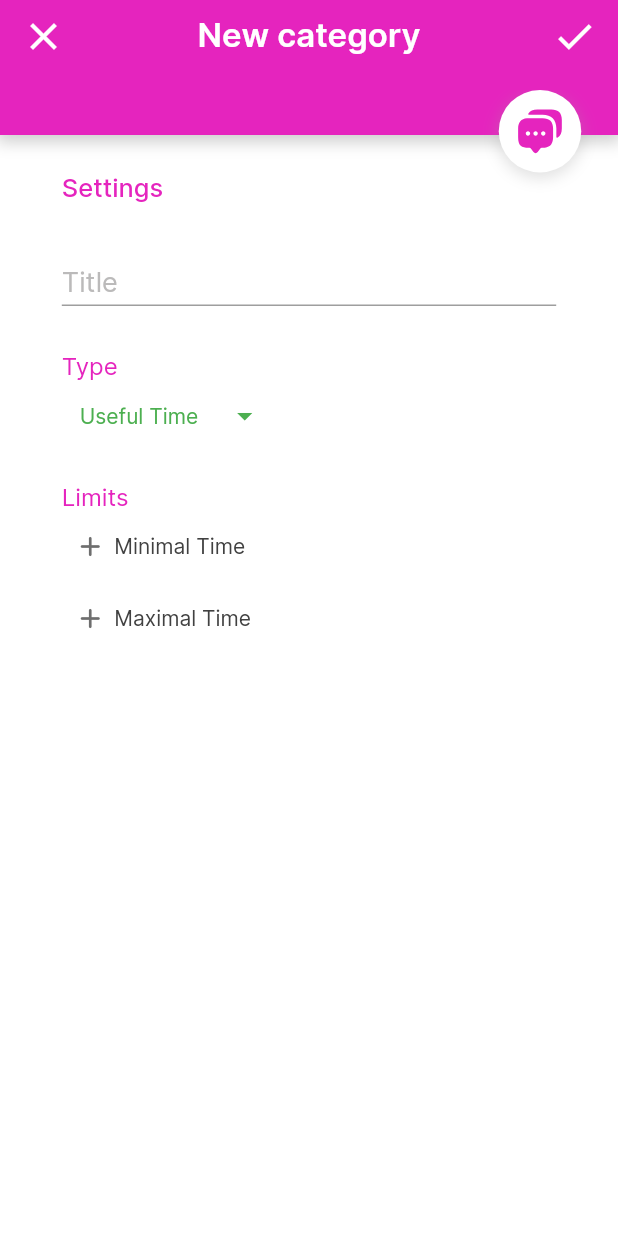
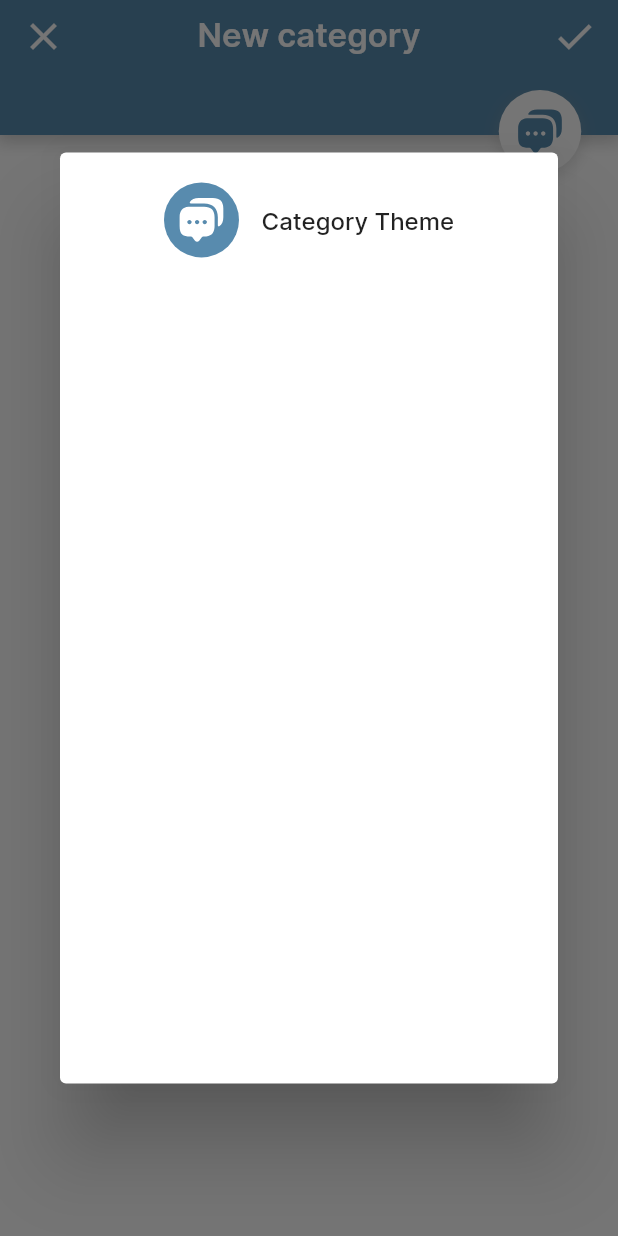
Before and after one commit to CptTapochek/TimeSaver, a Flutter app: the NewCategory screen opened directly, after a tap on an icon or button, on a phone screen of 412 x 824 dp. Run offline on Flutter 3.47's test engine with Material 2 defaults, Android fonts, the phone set to English and light mode, and no system bars; our stand-ins replace carousel_slider, flutter_svg, syncfusion_flutter_charts.

Commit message:
new category -> create modal for choose icon and color/change color system

```diff
--- /dev/null
+++ b/lib/Data/iconsColors.dart
@@ -0,0 +1,130 @@
+import 'dart:math';
+import 'package:flutter/material.dart';
+
+getRandomColor(){
+  dynamic colorArray;
+  Color pallet = const Color(0xff000000);
+  String color = "";
+
+  List colors = [
+    /* Red */
+    [
+      const Color(0xffD21F3C), const Color(0xffCA3433), const Color(0xffBF0A30), const Color(0xffFF2800),
+      const Color(0xff420D09), const Color(0xffB80F0A), const Color(0xff5E1914), const Color(0xff8D021F),
+      const Color(0xff933A16), const Color(0xffB7365B), const Color(0xffFF0901), const Color(0xff7D181C),
+      const Color(0xffEC3B55), const Color(0xffA35954), const Color(0xff810002), const Color(0xffB32124),
+      const Color(0xffE20F5D), const Color(0xffC41709), const Color(0xffCF5B5D), const Color(0xffF77D74),
+      const Color(0xffEE3024),
+    ],
+    /* Orange */
+    [
+      const Color(0xffFC6600), const Color(0xffF9812A), const Color(0xff8B4000), const Color(0xffF9A602),
+      const Color(0xffFD6A02), const Color(0xff883000), const Color(0xffEB9605), const Color(0xff793802),
+      const Color(0xffFF7417), const Color(0xff964000), const Color(0xffEF7215), const Color(0xffFDA50F),
+      const Color(0xffCC7722), const Color(0xffFFBF00), const Color(0xffEF820D), const Color(0xff813F0B),
+      const Color(0xffB1560F), const Color(0xffB3672B), const Color(0xffCB5C0D), const Color(0xffD7722C),
+      const Color(0xffF05E23), const Color(0xffF79862)
+    ],
+    /* Yellow */
+    [
+      const Color(0xffF8DE7E), const Color(0xffFADA5E), const Color(0xffF9A602), const Color(0xffFFD300),
+      const Color(0xffD2B55B), const Color(0xffC3B091), const Color(0xffDAA520), const Color(0xffFCF4A3),
+      const Color(0xffFCD12A), const Color(0xffFFC30B), const Color(0xffC49102), const Color(0xffFCE205),
+      const Color(0xffFDA50F), const Color(0xffCC7722), const Color(0xffFFBF00), const Color(0xffEEDC82),
+      const Color(0xffFFE5B4), const Color(0xffEFFD5F), const Color(0xffF8E473), const Color(0xffFEDC56),
+      const Color(0xffFFDDAF), const Color(0xffCEB180),
+    ],
+    /* Green */
+    [
+      const Color(0xff0B6623), const Color(0xff9DC183), const Color(0xff708238), const Color(0xffC6E945),
+      const Color(0xff3E704C), const Color(0xff00A86B), const Color(0xff8E9678), const Color(0xff4F7942),
+      const Color(0xff29AB87), const Color(0xffA9B99C), const Color(0xff89995A), const Color(0xff97FB97),
+      const Color(0xff01796F), const Color(0xffD0F0BF), const Color(0xff00A572), const Color(0xff4B5320),
+      const Color(0xff4FC777), const Color(0xff4BBA16), const Color(0xff39FF14), const Color(0xff444B37),
+      const Color(0xff043927), const Color(0xff679167), const Color(0xff50C778), const Color(0xff2E8B57)
+    ],
+    /* Blue */
+    [
+      const Color(0xff3FE0D0), const Color(0xffB0DFE5), const Color(0xff95C8D8), const Color(0xff7EF9FF),
+      const Color(0xff588BAE), const Color(0xff89CFF0), const Color(0xff81D8D0), const Color(0xff4682B4),
+      const Color(0xff57A0D3), const Color(0xff4F97A3), const Color(0xff7285A5), const Color(0xff73C2FB),
+      const Color(0xff008081), const Color(0xff4C516D), const Color(0xff6593F5), const Color(0xff008ECC),
+      const Color(0xff0F52BA), const Color(0xff0080FF), const Color(0xff1034A6), const Color(0xff0E4D92),
+      const Color(0xff000080), const Color(0xff003152), const Color(0xff1D2951), const Color(0xff111E6C)
+    ],
+    /* Pink */
+    [
+      const Color(0xffFDAB9F), const Color(0xffFE7F9C), const Color(0xffDF5286), const Color(0xffF5C3C2),
+      const Color(0xffFE5BAC), const Color(0xffFF69B4), const Color(0xffF987C5), const Color(0xffF19CBB),
+      const Color(0xffFF66CC), const Color(0xffFF66CC), const Color(0xffFB607F), const Color(0xffFCA3B7),
+      const Color(0xffFFA6C9), const Color(0xffDE6FA1), const Color(0xffFDB9C8), const Color(0xffDE3163),
+      const Color(0xffFF6FFF), const Color(0xffEC5578), const Color(0xffF64A8A), const Color(0xffF81894),
+      const Color(0xffFF00FF), const Color(0xffFC0FC0)
+    ],
+    /* Purple */
+    [
+      const Color(0xffb48af7), const Color(0xff8c65d3), const Color(0xffb394e8), const Color(0xff6c35a0),
+      const Color(0xffb496f2), const Color(0xff974bf4), const Color(0xff9048b5), const Color(0xffb282e0),
+      const Color(0xff7418a3), const Color(0xffE0B1FF), const Color(0xffDA72D6), const Color(0xff68053E),
+      const Color(0xff760371), const Color(0xff63366D), const Color(0xff730397), const Color(0xffCDADDB),
+      const Color(0xff63366D), const Color(0xff9669E0), const Color(0xff9270CB), const Color(0xff887DAF),
+    ],
+    /* Grey */
+    [
+      const Color(0xff262626), const Color(0xff666666), const Color(0xff5e5e5e), const Color(0xffB5B5B7),
+      const Color(0xff1e1e18), const Color(0xff545454), const Color(0xffa8a8a8), const Color(0xff6E7884),
+      const Color(0xff636363), const Color(0xff939393), const Color(0xff525252), const Color(0xff323234)
+    ],
+  ];
+
+  int randomColorIndex = Random().nextInt(colors.length);
+  for(var idx = 0; idx < colors.length; idx++){
+    if(idx == randomColorIndex){
+      colorArray = colors[idx];
+      switch (idx){
+        case 0: color = "red"; break;
+        case 1: color = "orange"; break;
+        case 2: color = "yellow"; break;
+        case 3: color = "green"; break;
+        case 4: color = "blue"; break;
+        case 5: color = "pink"; break;
+        case 6: color = "purple"; break;
+        case 7: color = "grey"; break;
+      }
+      int randomPaletteIndex = Random().nextInt(colorArray.length);
+      for(var jdx = 0; jdx < colorArray.length; jdx++){
+        if(jdx == randomPaletteIndex){
+          pallet = colorArray[jdx];
+        }
+      }
+    }
+  }
+
+  var colorData = {
+    "pallet": pallet,
+    "color": color,
+  };
+
+  return colorData;
+}
+
+
+getRandomIcons(){
+  String icon = "";
+
+  List icons = [
+    "airdrop", "airplane", "bag", "bag-2", "book", "book-saved", "book-square", "box", "briefcase", "brush", "calculator",
+    "car", "cloud-connection", "code", "code-circle", "coin", "driving", "game", "gameboy", "gift", "glass", "global-search",
+    "headphone", "heart", "lamp", "lovely", "map", "message-programming", "messages", "messages-2", "messenger", "microscope",
+    "monitor", "moon", "mouse", "note-2", "people", "profile-2user", "shapes", "ship", "shop", "speaker", "teacher", "timer",
+    "usd-coin-(usdc)", "weight", "youtube", "zoom"
+  ];
+
+  int randomIndex = Random().nextInt(icons.length);
+  for(var idx = 0; idx < icons.length; idx++){
+    if(idx == randomIndex){
+      icon = icons[idx];
+    }
+  }
+  return icon;
+}
--- /dev/null
+++ b/lib/screens/NewCategory/Modals/chooseIconColor.dart
@@ -0,0 +1,81 @@
+import 'package:flutter/material.dart';
+import 'package:flutter_svg/flutter_svg.dart';
+
+
+class ChooseIconColor extends StatefulWidget{
+  const ChooseIconColor(BuildContext context, {Key? key ,this.colorData, this.mainIcon}) : super(key: key);
+  final dynamic colorData;
+  final dynamic mainIcon;
+
+  @override
+  State<ChooseIconColor> createState() => ChooseIconColorState();
+}
+
+class ChooseIconColorState extends State<ChooseIconColor> {
+  int hours = 0, minutes = 0;
+  Color mainColor = const Color(0xff000000);
+  String mainIcon = "";
+  String mainColorCategory = "";
+
+  @override
+  void initState(){
+    hours; minutes;
+    mainColor = widget.colorData["pallet"];
+    mainColorCategory = widget.colorData["color"];
+    mainIcon = widget.mainIcon;
+
+    super.initState();
+  }
+
+  @override
+  Widget build(BuildContext context){
+    double screenHeight = MediaQuery.of(context).size.height;
+    double screenWidth = MediaQuery.of(context).size.width;
+
+    return AlertDialog(
+      content: Container(
+        width: screenWidth * 0.9, height: screenHeight * 0.7,
+        color: Colors.white,
+        child: Column(
+          children: [
+            Row(
+              mainAxisAlignment: MainAxisAlignment.center,
+              children: [
+                SizedBox(
+                  width: 50, height: 50,
+                  child: Stack(
+                    children: [
+                      Positioned(
+                        child: Center(
+                          child: Container(
+                            width: 50, height: 50,
+                            decoration: BoxDecoration(
+                              color: mainColor,
+                              borderRadius: BorderRadius.circular(100)
+                            ),
+                          ),
+                        )
+                      ),
+                      Positioned(
+                        child: Center(child: SvgPicture.asset("assets/category-icons/$mainIcon.svg", color: Colors.white, width: 35, height: 35),)
+                      )
+                    ],
+                  ),
+                ),
+                const SizedBox(width: 15),
+                const Text(
+                  "Category Theme",
+                  style: TextStyle(
+                    fontFamily: "Inter",
+                    fontWeight: FontWeight.w500,
+                    fontSize: 16
+                  ),
+                )
+              ],
+            )
+          ],
+        ),
+      ),
+    );
+  }
+}
--- a/lib/screens/NewCategory/NewCategory.dart
+++ b/lib/screens/NewCategory/NewCategory.dart
@@ -1,8 +1,9 @@
-import 'dart:math';
 import 'package:flutter/material.dart';
 import 'package:time_saver/screens/NewCategory/Blocks/NewCategoryAppBar.dart';
 import 'package:flutter_svg/flutter_svg.dart';
 import 'package:time_saver/screens/NewCategory/Modals/timeLimit.dart';
+import 'package:time_saver/screens/NewCategory/Modals/chooseIconColor.dart';
+import 'package:time_saver/Data/iconsColors.dart';
 
 
 class NewCategory extends StatefulWidget {
@@ -12,76 +13,9 @@ class NewCategory extends StatefulWidget {
   State<NewCategory> createState() => NewCategoryState();
 }
 
-getRandomColor(){
-  Color color = const Color(0xff000000);
-
-  List colors = [
-    /* Red */
-    const Color(0xffce356d), const Color(0xffed282e), const Color(0xfff7b2a0),
-    const Color(0xfffcc4d8), const Color(0xfff72c81), const Color(0xfff7a8c9),
-    const Color(0xfff9bbd0), const Color(0xfff71621), const Color(0xffeaa99f),
-    /* Orange */
-    const Color(0xffed8849), const Color(0xfff7842c), const Color(0xffe5aa14),
-    const Color(0xffeaad62), const Color(0xffffe4c1), const Color(0xffbc5409),
-    const Color(0xffe5a877), const Color(0xffe2ac6f), const Color(0xffffd5b5),
-    /* Yellow */
-    const Color(0xffeacd25), const Color(0xffd8d811), const Color(0xffd8d811),
-    const Color(0xffedf26a), const Color(0xfff9ea5c), const Color(0xfff9cd04),
-    const Color(0xffdee522), const Color(0xfffcefa4), const Color(0xffd6d60a),
-    /* Green */
-    const Color(0xff5ef96b), const Color(0xff6be09a), const Color(0xff6be09a),
-    const Color(0xff028e36), const Color(0xff769b17), const Color(0xffebfc6f),
-    const Color(0xff83c605), const Color(0xff40ed88), const Color(0xff6ef49d),
-    /* Blue */
-    const Color(0xff404cf7), const Color(0xffa19aed), const Color(0xff254487),
-    const Color(0xff28809b), const Color(0xffabd4ea), const Color(0xff45c1e0),
-    const Color(0xff2e3bd1), const Color(0xff4f57ef), const Color(0xff4c8de8),
-    /* Pink */
-    const Color(0xffffc9f4), const Color(0xffecb1ef), const Color(0xffe021ca),
-    const Color(0xfffc79fc), const Color(0xfff96de2), const Color(0xffd381db),
-    const Color(0xfff9b1f2), const Color(0xffe524be), const Color(0xffdb60c6),
-    /* Purple */
-    const Color(0xffb48af7), const Color(0xff8c65d3), const Color(0xffb394e8),
-    const Color(0xff6c35a0), const Color(0xffb496f2), const Color(0xff974bf4),
-    const Color(0xff9048b5), const Color(0xffb282e0), const Color(0xff7418a3),
-    /* Grey */
-    const Color(0xff262626), const Color(0xff666666), const Color(0xff5e5e5e),
-    const Color(0xff050505), const Color(0xff545454), const Color(0xffe0e0e0),
-    const Color(0xff636363), const Color(0xff939393), const Color(0xff525252),
-  ];
-
-  int randomIndex = Random().nextInt(colors.length);
-  for(var idx = 0; idx < colors.length; idx++){
-    if(idx == randomIndex){
-      color = colors[idx];
-    }
-  }
-  return color;
-}
-
-getRandomIcons(){
-  String icon = "";
-
-  List icons = [
-    "airdrop", "airplane", "bag", "bag-2", "book", "book-saved", "book-square", "box", "briefcase", "brush", "calculator",
-    "car", "cloud-connection", "code", "code-circle", "coin", "driving", "game", "gameboy", "gift", "glass", "global-search",
-    "headphone", "heart", "lamp", "lovely", "map", "message-programming", "messages", "messages-2", "messenger", "microscope",
-    "monitor", "moon", "mouse", "note-2", "people", "profile-2user", "shapes", "ship", "shop", "speaker", "teacher", "time",
-    "usd-coin-(usdc)", "weight", "youtube", "zoom"
-  ];
-
-  int randomIndex = Random().nextInt(icons.length);
-  for(var idx = 0; idx < icons.length; idx++){
-    if(idx == randomIndex){
-      icon = icons[idx];
-    }
-  }
-  return icon;
-}
-
-
 class NewCategoryState extends State<NewCategory> {
-  Color mainColor = getRandomColor();
+  var colorData = getRandomColor();
+  Color mainColor = const Color(0xff000000);
   String mainIcon = getRandomIcons();
   final FocusNode _focusNode = FocusNode();
   Color labelTextColor = const Color(0xffffffff);
@@ -94,6 +28,7 @@ class NewCategoryState extends State<NewCategory> {
   @override
   void initState() {
     timeType = "useful";
+    mainColor = colorData["pallet"];
 
     super.initState();
   }
@@ -436,7 +371,14 @@ class NewCategoryState extends State<NewCategory> {
                             overlayColor: MaterialStateColor.resolveWith((states) => Colors.transparent),
                             padding: MaterialStateProperty.resolveWith((states) => EdgeInsets.zero)
                         ),
-                        onPressed: () {},
+                        onPressed: () {
+                          showDialog<void>(
+                              context: context,
+                              builder: (BuildContext context){
+                                return ChooseIconColor(context, colorData: colorData, mainIcon: mainIcon);
+                              }
+                          );
+                        },
                         child: SizedBox(
                           height: 55, width: 55,
                           child: Stack(
```
